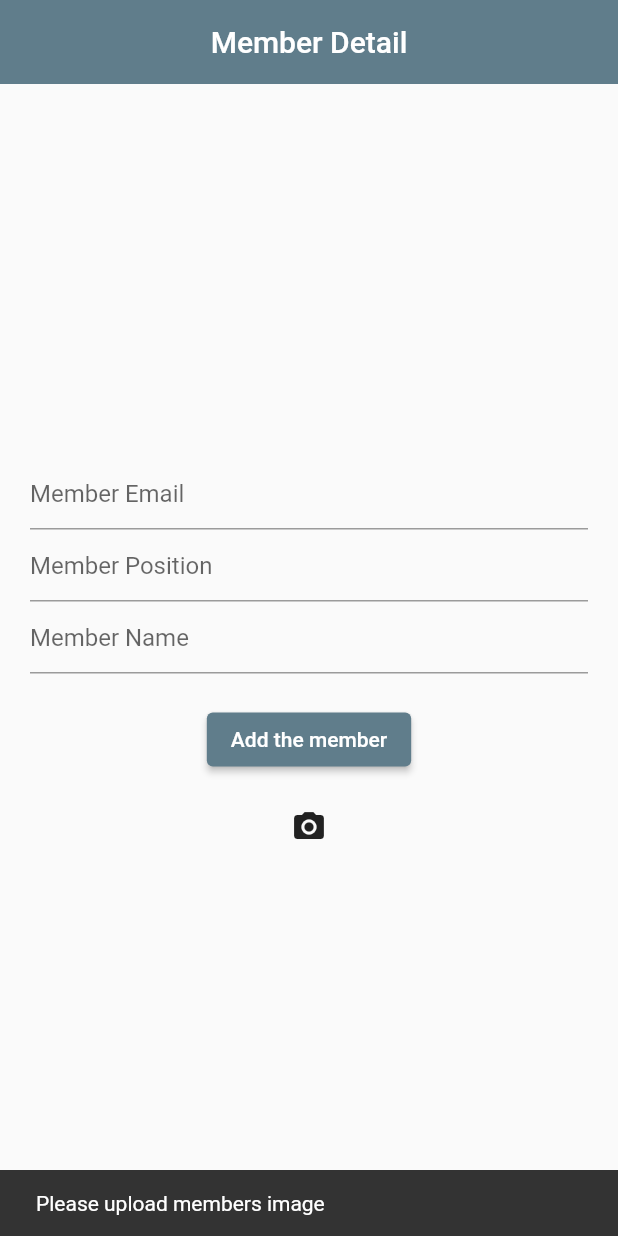
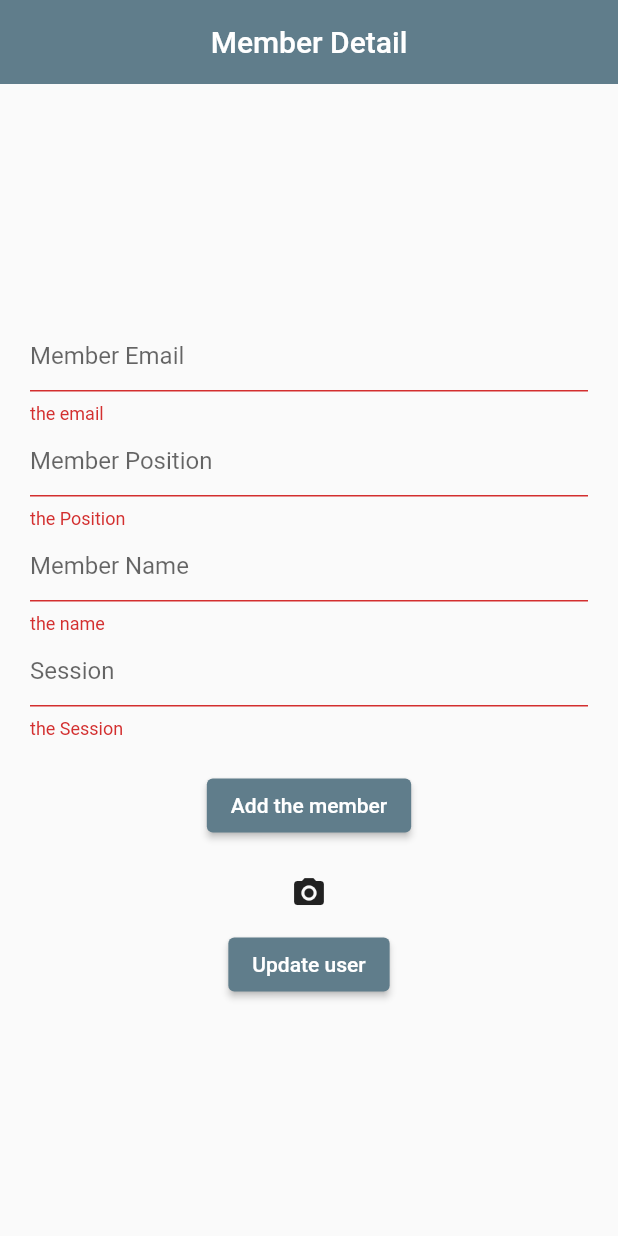
Before and after one commit to Vansh-Narang/Firebase_AdminPage-1, a Flutter app: the SignIn screen opened directly, after a tap on "Add the member", on a phone screen of 412 x 824 dp. Run offline on Flutter 3.47's test engine with Material 2 defaults, Android fonts, the phone set to English and light mode, and no system bars; our stand-ins replace bottom_navy_bar, cloud_firestore, firebase_auth, firebase_core, firebase_storage, image_picker; accounts and stored records are empty.

Commit message:
Update Left

```diff
--- a/lib/Screens/MemberPage/MemberDetail.dart
+++ b/lib/Screens/MemberPage/MemberDetail.dart
@@ -29,6 +29,7 @@ class _SignInState extends State<SignIn> {
   final TextEditingController emailController = TextEditingController();
   final TextEditingController posController = TextEditingController();
   final TextEditingController nameController = TextEditingController();
+  final TextEditingController SessionController = TextEditingController();
 
   @override
   Widget build(BuildContext context) {
@@ -80,16 +81,26 @@ class _SignInState extends State<SignIn> {
                     });
                   },
                 ),
+                TextFormField(
+                  decoration: InputDecoration(hintText: "Session"),
+                  controller: SessionController,
+                  validator: (value) => value!.isEmpty ? "the Session" : null,
+                  onChanged: (value) {
+                    setState(() {
+                      name = value;
+                    });
+                  },
+                ),
                 SizedBox(
                   height: 20,
                 ),
                 ElevatedButton(
                     onPressed: () async {
-                      if (imageUrl.isEmpty) {
-                        ScaffoldMessenger.of(context).showSnackBar(SnackBar(
-                            content: Text('Please upload members image')));
-                        return;
-                      }
+                      // if (imageUrl.isEmpty) {
+                      //   ScaffoldMessenger.of(context).showSnackBar(SnackBar(
+                      //       content: Text('Please upload members image')));
+                      //   return;
+                      // }
                       if (_formKey.currentState!.validate()) {
                         _auth.signIn(email, position, name);
                         await addUser();
@@ -141,6 +152,11 @@ class _SignInState extends State<SignIn> {
                       }
                     },
                     icon: Icon(Icons.camera_alt)),
+                ElevatedButton(
+                    onPressed: () {
+
+                    },
+                    child: Text("Update user"))
               ],
             ),
           ),
@@ -149,9 +165,11 @@ class _SignInState extends State<SignIn> {
 }
 
 Future<void> addUser() {
+  String id = DateTime.now().millisecondsSinceEpoch.toString();
   // Call the user's CollectionReference to add a new user
   return gdscTeam
       .add({
+        'id': id,
         'email': email,
         'position': position,
         'name': name,
--- a/lib/Screens/MemberPage/MemberSaved.dart
+++ b/lib/Screens/MemberPage/MemberSaved.dart
@@ -1,7 +1,10 @@
+import 'dart:convert';
+
 import 'package:cloud_firestore/cloud_firestore.dart';
 import 'package:firebase_auth/firebase_auth.dart';
 import 'package:firebase_core/firebase_core.dart';
 import 'package:flutter/material.dart';
+import 'package:flutter_application_20/Login_Admin/Login.dart';
 
 class NewPage extends StatefulWidget {
   const NewPage({super.key});
@@ -10,6 +13,7 @@ class NewPage extends StatefulWidget {
   State<NewPage> createState() => _NewPageState();
 }
 
+//Read data
 class _NewPageState extends State<NewPage> {
   @override
   Widget build(BuildContext context) {
@@ -19,8 +23,7 @@ class _NewPageState extends State<NewPage> {
       ),
       body: StreamBuilder(
         stream: FirebaseFirestore.instance.collection('gdscTeam').snapshots(),
-          builder:
-              (BuildContext context, AsyncSnapshot<QuerySnapshot> snapshot) {
+        builder: (BuildContext context, AsyncSnapshot<QuerySnapshot> snapshot) {
           if (!snapshot.hasData) {
             return Center(
               child: CircularProgressIndicator(),
@@ -30,12 +33,30 @@ class _NewPageState extends State<NewPage> {
             children: snapshot.data!.docs.map((document) {
               return ListTile(
                 title: Text(document['name']),
-                  // subtitle: Text(document['position']),
-                  leading: Image.network(document['imageUrl']),
+                // subtitle: Text(document['id']),
+                // leading: Image.network(document['imageUrl']),
               );
             }).toList(),
           );
         },
-        ));
+      ),
+    );
   }
 }
+
+// // update the memeber data
+// UpdateMember() {
+//   final updateuser =
+//       FirebaseFirestore.instance.collection('gdscTeam').doc('');
+
+//   updateuser.update({'name': 'hiiiiiiiiiiiiiiii'});
+// }
+// //delete data
+// DeleteMember()
+// {
+//   final deleteuser=FirebaseFirestore.instance
+//   .collection('users')
+//   .doc()
+
+// deleteuser.delete();
+// }
--- a/lib/main.dart
+++ b/lib/main.dart
@@ -1,6 +1,7 @@
 import 'package:firebase_core/firebase_core.dart';
 import 'package:flutter/material.dart';
 import 'package:flutter_application_20/Login_Admin/Login.dart';
+import 'package:flutter_application_20/Screens/MemberPage/MemberDetail.dart';
 import 'package:flutter_application_20/Screens/home/Home.dart';
 import 'package:flutter_application_20/Screens/wrapper.dart';
 
@@ -26,7 +27,7 @@ class MyApp extends StatelessWidget {
         theme: ThemeData(
           primarySwatch: Colors.blueGrey,
         ),
-        home: MyWidget());
+        home: SignIn());
   }
 }
 //wrapper is used to decide whether to go on home or authenticate screen
--- a/pubspec.yaml
+++ b/pubspec.yaml
@@ -41,6 +41,7 @@ dependencies:
   image_picker: ^0.8.6+4
   firebase_storage: ^11.0.14
   bottom_navy_bar: ^6.0.0
+  firestore_search: ^0.1.9
 dev_dependencies:
   flutter_test:
     sdk: flutter
```
Lines whose indentation alone changed are shown as unchanged.
